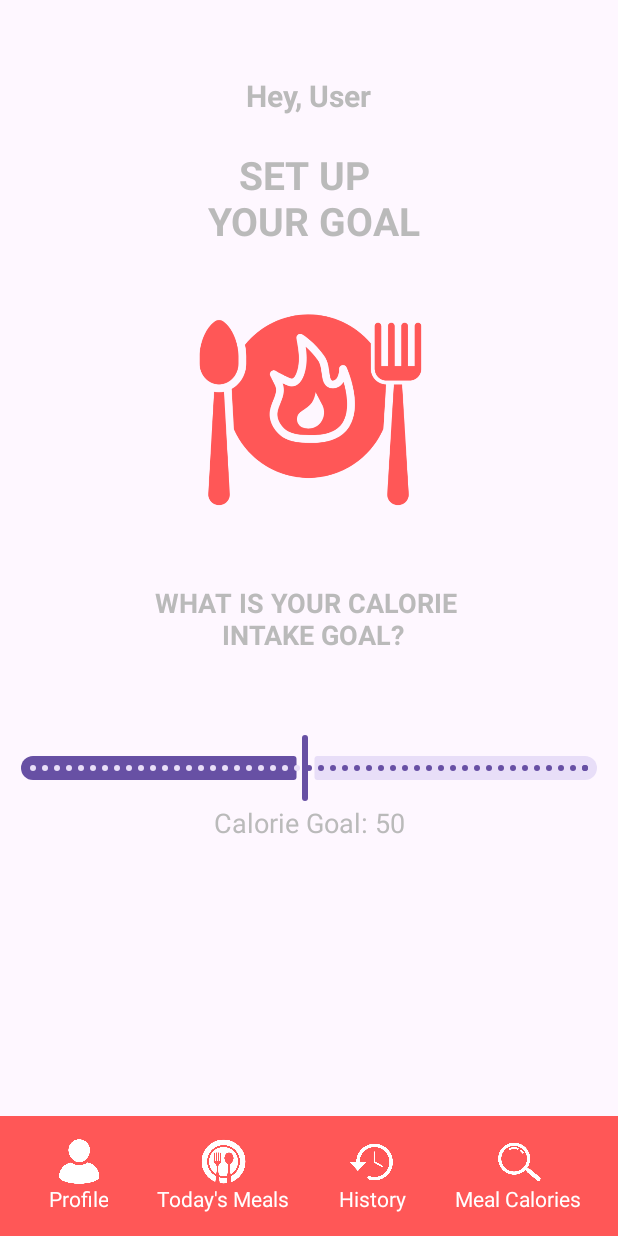
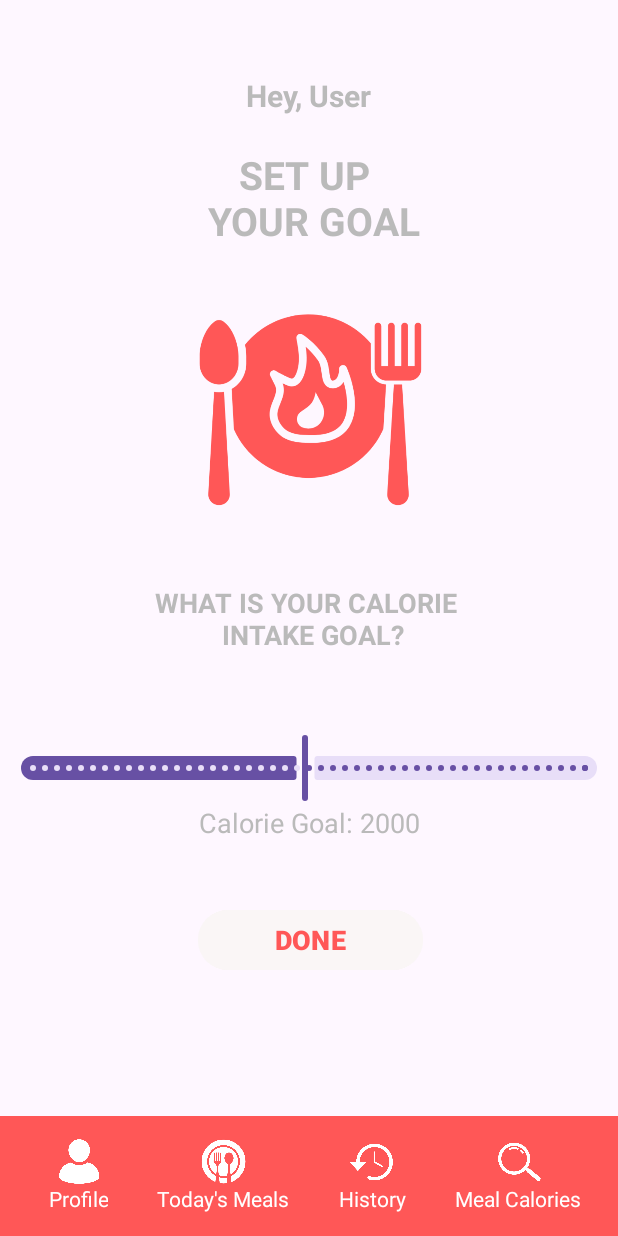
Before and after one commit to Fadrickmmb/GetFit_Android, an Android app: the SetCalories screen opened directly, with no data from a screen before it, on a phone screen of 412 x 824 dp. Run offline under Robolectric (Android 15) with nearby library versions, the phone set to English and light mode, and no system bars.

Commit message:
Slider Functionality for SetCalories.java;

```diff
--- a/app/src/main/java/com/example/getfit_android/SetCalories.java
+++ b/app/src/main/java/com/example/getfit_android/SetCalories.java
@@ -1,6 +1,7 @@
 package com.example.getfit_android;
 
 import android.os.Bundle;
+import android.widget.Button;
 import android.widget.TextView;
 
 import androidx.activity.EdgeToEdge;
@@ -19,6 +20,8 @@ public class SetCalories extends AppCompatActivity {
 
     TextView userTextView, sliderValue;
 
+    Button done;
+
     @Override
     protected void onCreate(Bundle savedInstanceState) {
         super.onCreate(savedInstanceState);
@@ -33,6 +36,15 @@ public class SetCalories extends AppCompatActivity {
         userTextView = findViewById(R.id.setCaloriesNameView);
         sliderValue = findViewById(R.id.sliderValue);
         calorieSlider = findViewById(R.id.calorieSlider);
+        done = findViewById(R.id.setCaloriesDoneButton);
+
+        sliderValue.setText("Calorie Goal: " + (int) calorieSlider.getValue());
+        calorieSlider.addOnChangeListener(new Slider.OnChangeListener() {
+            @Override
+            public void onValueChange(@NonNull Slider slider, float value, boolean fromUser) {
+                sliderValue.setText("Calorie Goal: " + (int) value);
+            }
+        });
 
 
 
--- a/app/src/main/java/com/example/getfit_android/SetGoal.java
+++ b/app/src/main/java/com/example/getfit_android/SetGoal.java
@@ -72,6 +72,16 @@ public class SetGoal extends AppCompatActivity {
             startActivity(intent);
             finish();
         }
+
+
+        setGoal.setOnClickListener(new View.OnClickListener() {
+            @Override
+            public void onClick(View view) {
+                Intent intent = new Intent(getApplicationContext(), SetCalories.class);
+                startActivity(intent);
+                finish();
+            }
+        });
 
         keepGoalButton.setOnClickListener(new View.OnClickListener() {
             @Override
--- a/app/src/main/res/layout/activity_set_calories.xml
+++ b/app/src/main/res/layout/activity_set_calories.xml
@@ -42,7 +42,7 @@
         android:id="@+id/imageView2"
         android:layout_width="150dp"
         android:layout_height="150dp"
-        android:src="@drawable/FirePlate"
+        android:src="@drawable/fireplate"
         app:layout_constraintBottom_toBottomOf="parent"
         app:layout_constraintEnd_toEndOf="parent"
         app:layout_constraintHorizontal_bias="0.505"
@@ -91,6 +91,23 @@
         app:layout_constraintStart_toStartOf="parent"
         app:layout_constraintEnd_toEndOf="parent"
         app:layout_constraintVertical_bias="0.1" />
+
+
+    <Button
+        android:id="@+id/setCaloriesDoneButton"
+        android:layout_width="150dp"
+        android:layout_height="wrap_content"
+        android:backgroundTint="@color/buttonWhite"
+        android:text="DONE"
+        android:textColor="@color/getFitRed"
+        android:textSize="18dp"
+        android:textStyle="bold"
+        app:layout_constraintBottom_toBottomOf="@+id/bottomAppBar2"
+        app:layout_constraintEnd_toEndOf="parent"
+        app:layout_constraintHorizontal_bias="0.505"
+        app:layout_constraintStart_toStartOf="parent"
+        app:layout_constraintTop_toTopOf="parent"
+        app:layout_constraintVertical_bias="0.777" />
 
     <com.google.android.material.bottomappbar.BottomAppBar
         android:id="@+id/bottomAppBar2"
```
Also changed, not shown: app/src/main/res/drawable/fireplate.png (renamed from app/src/main/res/drawable/FirePlate.png).
